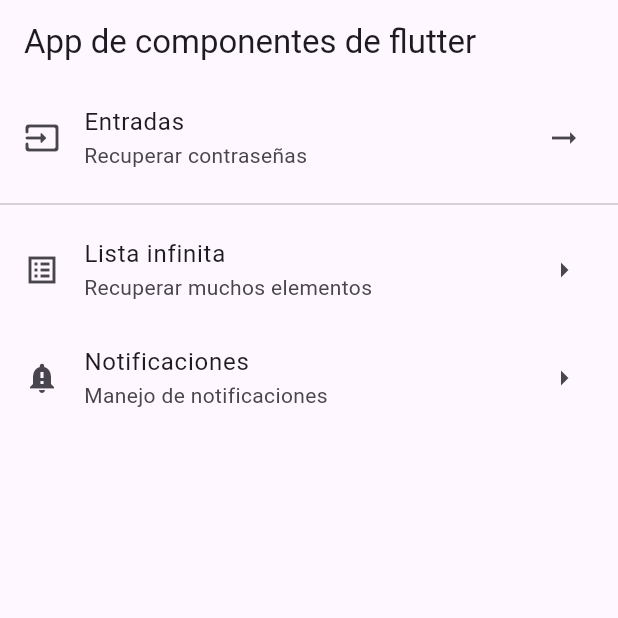
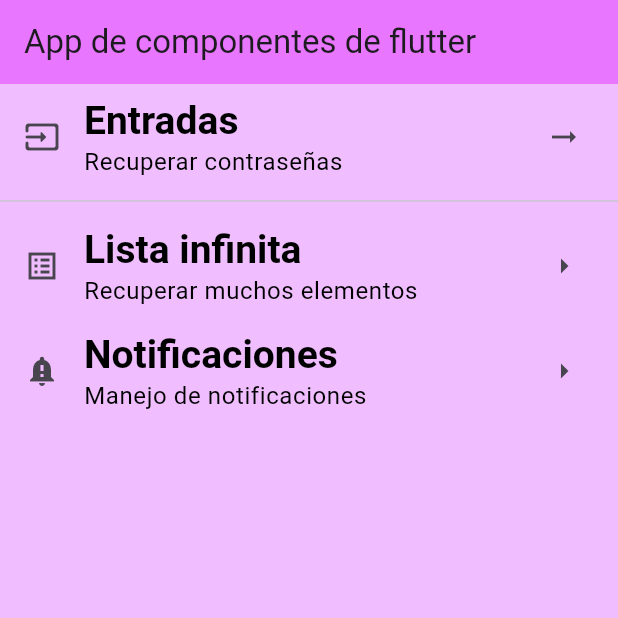
Before and after one commit to AndoniUTT/componentes_flutter5a, a Flutter app: the screen it shows after launch, on a phone screen of 412 x 824 dp, the top half of it. Run offline on Flutter 3.47's test engine with Material 3 defaults, Android fonts, the phone set to English and light mode, and no system bars.

Commit message:
Creating a ThemeData for the app

```diff
--- a/lib/home_screen.dart
+++ b/lib/home_screen.dart
@@ -10,25 +10,37 @@ class HomeScreen extends StatelessWidget {
         title: const Text('App de componentes de flutter'),
       ),
         body: ListView(
-          children: const <Widget> [
+          children: <Widget> [
             ListTile(
-              title: Text('Entradas'),
-              subtitle: Text('Recuperar contraseñas'),
-              leading: Icon(Icons.input_rounded),
-              trailing: Icon(Icons.arrow_right_alt_outlined),
+              title: Text('Entradas',
+                  style: Theme.of(context).textTheme.headlineLarge,
+                  ),
+              subtitle: Text('Recuperar contraseñas',
+                style: Theme.of(context).textTheme.bodySmall,
+                ),
+              leading: const Icon(Icons.input_rounded),
+              trailing: const Icon(Icons.arrow_right_alt_outlined),
             ),
-            Divider(),
+            const Divider(),
             ListTile(
-              title: Text('Lista infinita'),
-              subtitle: Text('Recuperar muchos elementos'),
-              leading: Icon(Icons.list_alt_sharp),
-              trailing: Icon(Icons.arrow_right_outlined),
+              title: Text('Lista infinita',
+                style: Theme.of(context).textTheme.headlineLarge,
+                ),
+              subtitle: Text('Recuperar muchos elementos',
+                style: Theme.of(context).textTheme.bodySmall,
+                ),
+              leading: const Icon(Icons.list_alt_sharp),
+              trailing: const Icon(Icons.arrow_right_outlined),
             ),
             ListTile(
-              title: Text('Notificaciones'),
-              subtitle: Text('Manejo de notificaciones'),
-              leading: Icon(Icons.notification_important),
-              trailing: Icon(Icons.arrow_right_outlined),
+              title: Text('Notificaciones',
+                style: Theme.of(context).textTheme.headlineLarge,
+                ),
+              subtitle: Text('Manejo de notificaciones',
+                style: Theme.of(context).textTheme.bodySmall,
+                ),
+              leading: const Icon(Icons.notification_important),
+              trailing: const Icon(Icons.arrow_right_outlined),
             )
             ],
           ),
--- a/lib/main_app.dart
+++ b/lib/main_app.dart
@@ -6,9 +6,26 @@ class MainApp extends StatelessWidget {
 
   @override
   Widget build(BuildContext context) {
-    return const MaterialApp(
+    return MaterialApp(
       debugShowCheckedModeBanner: false,
-      home: HomeScreen(),
+      home: const HomeScreen(),
+      theme: ThemeData(
+        scaffoldBackgroundColor: Color.fromARGB(255, 240, 189, 255),
+        appBarTheme: const AppBarTheme(color: Color.fromARGB(255, 232, 118, 255)),
+        textTheme: const TextTheme(
+          headlineLarge: TextStyle(
+            fontFamily: 'sans-serif',
+            fontSize: 26.0,
+            fontWeight: FontWeight.bold,
+            color: Color.fromARGB(255, 0, 0, 0),
+          ),
+
+          bodySmall: TextStyle(
+            fontSize: 16.0,
+            color: Color.fromARGB(255, 0, 0, 0),
+          ),
+        ),
+      ),
     );
   }
 }
```
